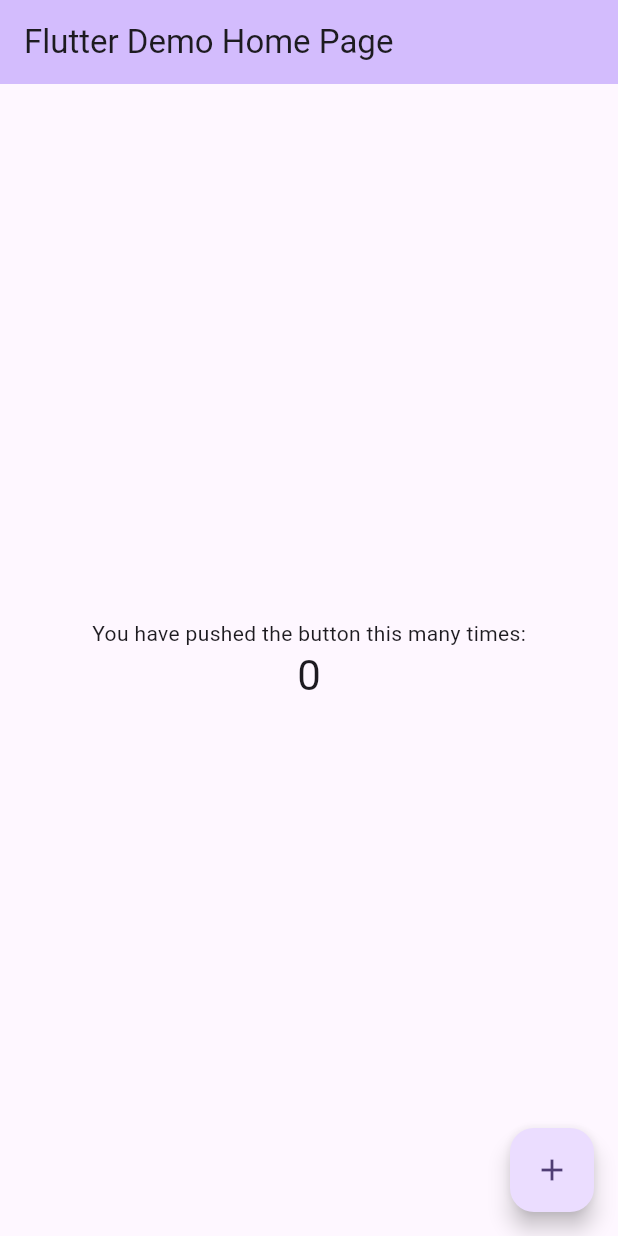
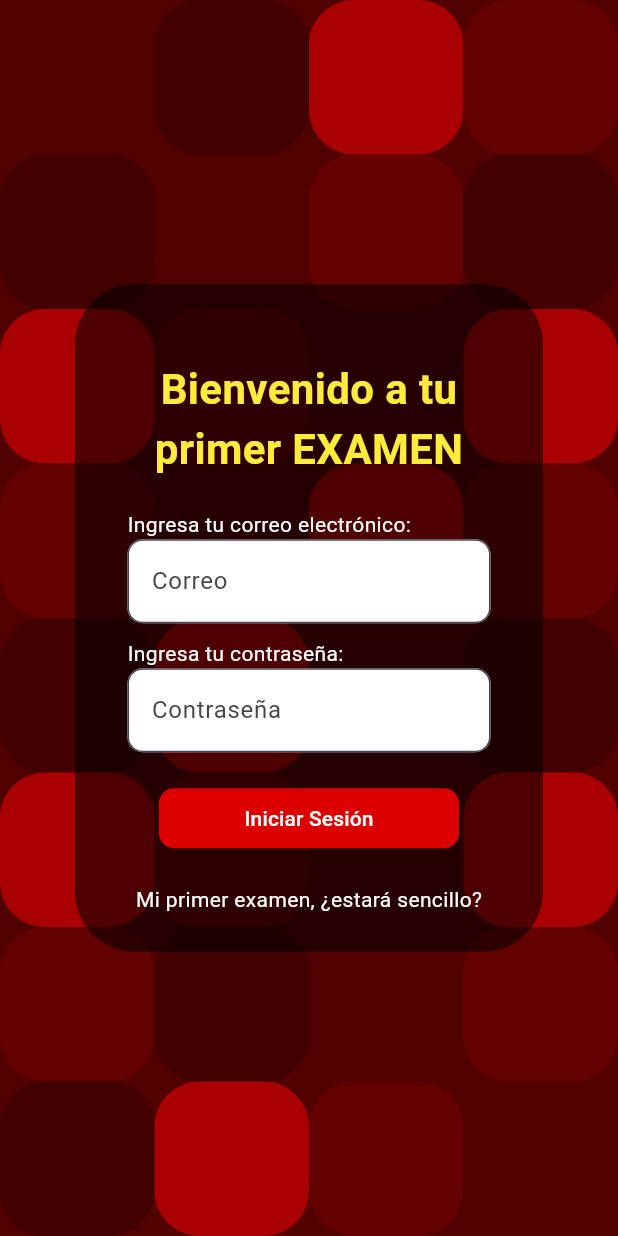
Before and after one commit to Fundamentos-Moviles/examen-i-ZonkSP, a Flutter app: the screen it shows after launch, on a phone screen of 412 x 824 dp. Run offline on Flutter 3.47's test engine with Material 3 defaults, Android fonts, the phone set to English and light mode, and no system bars.

Commit message:
Home y Login realizados

```diff
--- /dev/null
+++ b/lib/Login.dart
@@ -0,0 +1,203 @@
+import 'dart:math';
+import 'package:examen1_asp/libs/constants.dart' as con;
+import 'package:flutter/material.dart';
+import 'package:examen1_asp/Home.dart';
+
+class Login extends StatefulWidget {
+  const Login({super.key});
+
+  @override
+  State<Login> createState() => _LoginState();
+}
+
+class _LoginState extends State<Login> {
+  TextEditingController user = TextEditingController();
+  final pass = TextEditingController();
+  String errorMessage = '';
+
+  @override
+  Widget build(BuildContext context) {
+    return Scaffold(
+      body: Stack(
+        children: [
+          Container(
+            color: con.fondo,
+          ),
+          // Fondo principal con el widget separado
+          const BackgroundGrid(),
+          // Cuerpo del login
+          Center(
+            child: Padding(
+              padding: const EdgeInsets.all(50.0),
+              child: Container(
+                width: 500,
+                padding: const EdgeInsetsDirectional.only(
+                    top: 50.0, bottom: 25.0, start: 35.0, end: 35.0),
+                decoration: BoxDecoration(
+                  borderRadius: BorderRadius.circular(40),
+                  color: Colors.black54,
+                ),
+                child: Column(
+                  mainAxisSize: MainAxisSize.min,
+                  children: [
+                    const Text(
+                      'Bienvenido a tu primer EXAMEN',
+                      textAlign: TextAlign.center,
+                      style: TextStyle(
+                        fontSize: 28.0,
+                        fontWeight: FontWeight.w600,
+                        color: Colors.yellow,
+                      ),
+                    ),
+                    const SizedBox(height: 20.0),
+                    // Ajuste para alinear a la izquierda el texto del label
+                    Container(
+                      width: double.infinity, // Ocupar todo el ancho disponible
+                      child: const Text(
+                        'Ingresa tu correo electrónico:',
+                        textAlign: TextAlign.left,
+                        style: TextStyle(color: Colors.white),
+                      ),
+                    ),
+                    TextFormField(
+                      controller: user,
+                      decoration: InputDecoration(
+                        border: OutlineInputBorder(
+                          borderRadius: BorderRadius.circular(10),
+                        ),
+                        filled: true,
+                        fillColor: Colors.white,
+                        hintText: 'Correo',
+                      ),
+                    ),
+                    const SizedBox(height: 10.0),
+                    // Ajuste para alinear a la izquierda el texto del label
+                    Container(
+                      width: double.infinity, // Ocupar todo el ancho disponible
+                      child: const Text(
+                        'Ingresa tu contraseña:',
+                        textAlign: TextAlign.left,
+                        style: TextStyle(color: Colors.white),
+                      ),
+                    ),
+                    TextFormField(
+                      controller: pass,
+                      obscureText: true,
+                      decoration: InputDecoration(
+                        border: OutlineInputBorder(
+                          borderRadius: BorderRadius.circular(10),
+                        ),
+                        filled: true,
+                        fillColor: Colors.white,
+                        hintText: 'Contraseña',
+                      ),
+                    ),
+                    const SizedBox(height: 20.0),
+                    if (errorMessage.isNotEmpty)
+                      Padding(
+                        padding: const EdgeInsets.only(bottom: 10.0),
+                        child: Text(
+                          errorMessage,
+                          style: const TextStyle(color: Colors.red, fontSize: 16),
+                        ),
+                      ),
+                    ElevatedButton(
+                      style: ElevatedButton.styleFrom(
+                        backgroundColor: con.botones,
+                        shape: RoundedRectangleBorder(
+                          borderRadius: BorderRadius.circular(10.0),
+                        ),
+                        fixedSize: const Size(200, 40),
+                      ),
+                      onPressed: () {
+                        setState(() {
+                          if (user.text.isEmpty || pass.text.isEmpty) {
+                            errorMessage = 'Datos incompletos';
+                          } else if (user.text == "test@correo.mx" &&
+                              pass.text == "FDM2") {
+                            errorMessage = '';
+                            Navigator.push(
+                              context,
+                              MaterialPageRoute(builder: (context) => const Home()),
+                            );
+                          } else {
+                            if (user.text != "test@correo.mx") {
+                              errorMessage = 'El correo es incorrecto';
+                            } else if (pass.text != "FDM2") {
+                              errorMessage = 'La contraseña es incorrecta';
+                            }
+                          }
+                        });
+                      },
+                      child: const Text(
+                        'Iniciar Sesión',
+                        style: TextStyle(color: Colors.white),
+                      ),
+                    ),
+                    const SizedBox(height: 20.0),
+                    const Text(
+                      'Mi primer examen, ¿estará sencillo?',
+                      style: TextStyle(color: Colors.white),
+                    ),
+                  ],
+                ),
+              ),
+            ),
+          ),
+        ],
+      ),
+    );
+  }
+}
+
+// Widget separado para generar el fondo con los cuadros
+class BackgroundGrid extends StatelessWidget {
+  const BackgroundGrid({super.key});
+
+  @override
+  Widget build(BuildContext context) {
+    final Random random = Random();
+    int? emptyIndexInRow;
+
+    return GridView.builder(
+      gridDelegate: const SliverGridDelegateWithFixedCrossAxisCount(
+        crossAxisCount: 4, // Número de columnas
+        childAspectRatio: 1, // Mantener cuadros cuadrados
+      ),
+      itemCount: 100, // Número total de cuadros
+      itemBuilder: (context, index) {
+        int row = index ~/ 4; // Determinar la fila actual
+        int column = index % 4; // Determinar la columna actual dentro de la fila
+
+        // Si es la primera columna de una nueva fila, generar un nuevo índice vacío
+        if (column == 0) {
+          emptyIndexInRow = random.nextInt(4); // Generar un índice vacío aleatorio para esa fila
+        }
+
+        // Verificar si el índice actual corresponde al índice vacío de la fila
+        bool esVacio = column == emptyIndexInRow;
+
+        // Asignar colores alternos a los cuadros
+        Color colorFondo;
+        if (index % 3 == 0) {
+          colorFondo = con.fondo2;
+        } else if (index % 3 == 1) {
+          colorFondo = con.fondo3;
+        } else {
+          colorFondo = con.fondo4;
+        }
+
+        if (esVacio) {
+          return const SizedBox.shrink(); // Cuadro vacío
+        }
+
+        return Container(
+          decoration: BoxDecoration(
+            color: colorFondo,
+            borderRadius: BorderRadius.circular(30),
+          ),
+        );
+      },
+    );
+  }
+}
--- /dev/null
+++ b/lib/libs/constants.dart
@@ -0,0 +1,24 @@
+import 'dart:ui';
+
+const fondo = Color(0xff520101);
+const fondo2 = Color(0xff640101);
+const fondo3 = Color(0xff410101);
+const fondo4 = Color(0xffa90101);
+const titulos = Color(0xff940043);
+const botones = Color(0xffdc0000);
+const efectos = Color(0xff9b0202);
+
+const List listaExamen = [
+  '12#22#15#Enero#Angel#Salvador Ponce#Mi cumple#0',
+  '13#30#05#Febrero#Juan#Perez#Cumpleaños de Juan#1',
+  '14#25#10#Marzo#Maria#Lopez#Cumpleaños de Maria#2',
+  '15#28#18#Abril#Carlos#Gomez#Cumpleaños de Carlos#3',
+  '16#22#25#Mayo#Laura#Garcia#Cumpleaños de Laura#1',
+  '17#35#12#Junio#Luis#Martinez#Cumpleaños de Luis#4',
+  '18#29#30#Julio#Ana#Hernandez#Cumpleaños de Ana#2',
+  '19#27#17#Agosto#Pedro#Jimenez#Cumpleaños de Pedro#1',
+  '20#23#05#Septiembre#Sofia#Torres#Cumpleaños de Sofia#0',
+  '21#32#11#Octubre#Jose#Castillo#Cumpleaños de Jose#3',
+  '22#24#29#Noviembre#Carmen#Santos#Cumpleaños de Carmen#2',
+  '23#31#07#Diciembre#Rafael#Morales#Cumpleaños de Rafael#4',
+];
--- a/lib/main.dart
+++ b/lib/main.dart
@@ -1,4 +1,7 @@
+import 'package:examen1_asp/Home.dart';
 import 'package:flutter/material.dart';
+
+import 'Login.dart';
 
 void main() {
   runApp(const MyApp());
@@ -11,7 +14,7 @@
   @override
   Widget build(BuildContext context) {
     return MaterialApp(
-      title: 'Flutter Demo',
+      title: 'examen1_asp',
       theme: ThemeData(
         // This is the theme of your application.
         //
@@ -31,7 +34,7 @@
         colorScheme: ColorScheme.fromSeed(seedColor: Colors.deepPurple),
         useMaterial3: true,
       ),
-      home: const MyHomePage(title: 'Flutter Demo Home Page'),
+      home: const Login(),
     );
   }
 }
```
Also changed, not shown: lib/Home.dart (added, +347 -0 lines).
